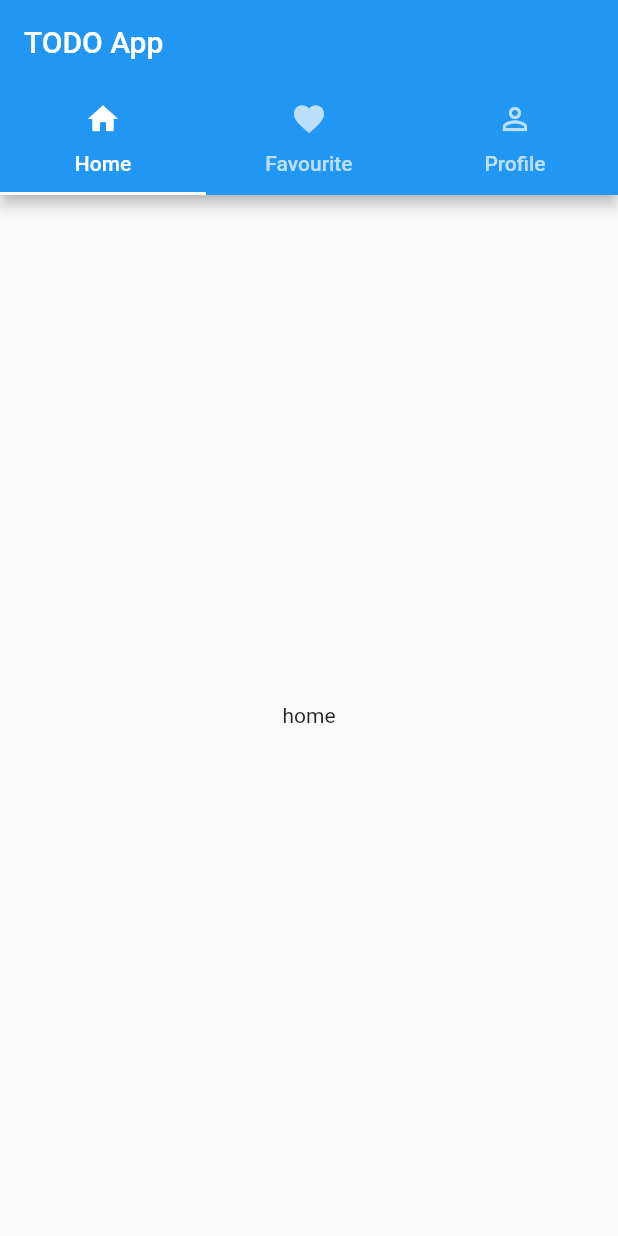
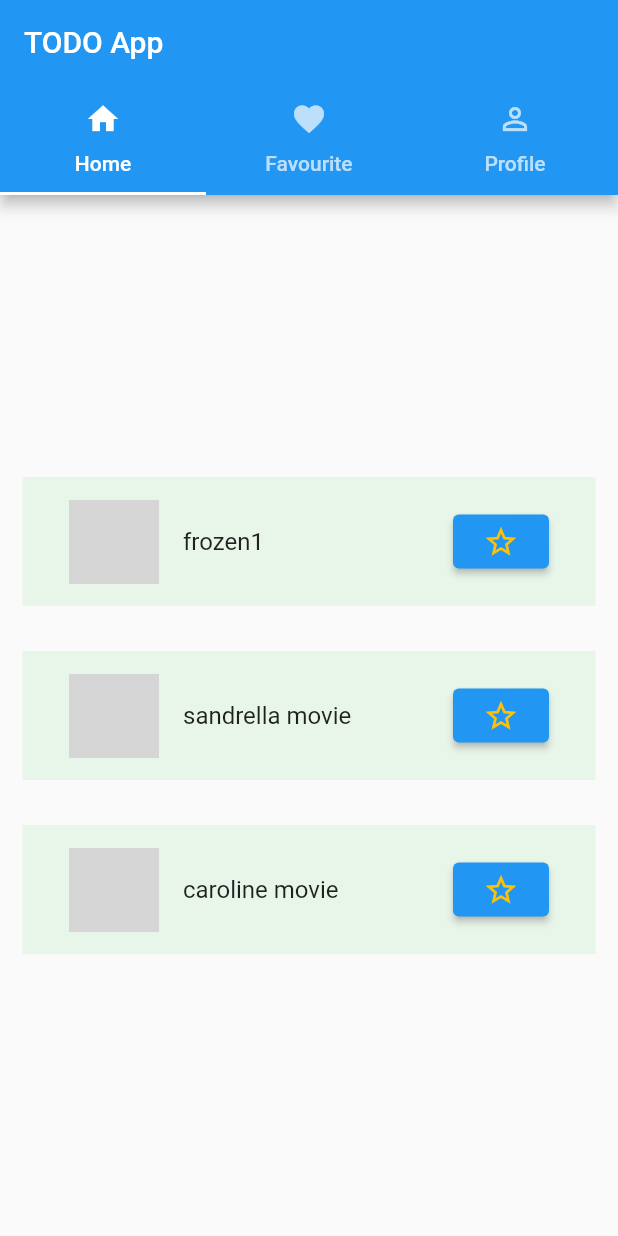
Before and after one commit to 181069/Homework1, a Flutter app: the screen it shows after launch, on a phone screen of 412 x 824 dp. Run offline on Flutter 3.47's test engine with Material 2 defaults, Android fonts, the phone set to English and light mode, and no system bars; network calls fail; grey boxes are pictures that could not be loaded.

Commit message:
third commit

```diff
--- a/lib/main.dart
+++ b/lib/main.dart
@@ -2,6 +2,8 @@ import 'dart:ui';
 
 import 'package:flutter/cupertino.dart';
 import 'package:flutter/material.dart';
+import 'package:flutter_app/res.dart';
+import 'package:flutter_app/resmodel.dart';
 void main() {
   runApp(MaterialApp(home: TodoPage()));
 }
@@ -13,6 +15,13 @@ class TodoPage extends StatefulWidget {
 class _TodoPageState extends State<TodoPage>
     with SingleTickerProviderStateMixin {
   int index = 0;
+  List< ResItem> items = [
+    ResItem(pic: 'https://lumiere-a.akamaihd.net/v1/images/frozen2-wallpaper-1_6e82a1c2.jpeg',Descreption:"frozen1" ,IsChoosen: false),
+    ResItem(pic: 'https://image.winudf.com/v2/image/Y29tLmNpbmRlcmVsbGEuZGlzbmV5cHJpbmNlc3Nfc2NyZWVuXzBfMTUyNTMxOTc2MF8wNzc/screen-0.jpg?fakeurl=1&type=.jpg',Descreption:"sandrella movie" ,IsChoosen: false),
+    ResItem(pic: 'https://wallpaperaccess.com/full/2022704.jpg',Descreption:"caroline movie" ,IsChoosen: false),
+
+  ];
+  List< ResItem> Favitems=[];
   TabController tabController;
   initTabController() {
     tabController = TabController(length: 3, vsync: this);
@@ -54,15 +63,76 @@ class _TodoPageState extends State<TodoPage>
             controller: tabController,
             children: [
               Center(
-                child: Text('home'),
+                child:SingleChildScrollView(
+                  child: Column(
+                      crossAxisAlignment: CrossAxisAlignment.stretch,
+                      children: items.map((e) {
+                        return resmodel(e);
+                      }).toList()),
+                ),
               ),
               Center(
-                child: Text('Favourite'),
+                child: SingleChildScrollView(
+                  child: Column(
+                      crossAxisAlignment: CrossAxisAlignment.stretch,
+                      children: Favitems.map((e) {
+                        return resmodel(e);
+                      }).toList()),
+                ),
               ),
               Center(
-                child: Text('Profile'),
+                child: Text('Ple'),
               ),
             ]),
  );
   }
 }
+class resmodel extends StatefulWidget {
+
+  ResItem res;
+
+  resmodel(this.res);
+
+  @override
+  _resmodelState createState() => _resmodelState();
+}
+
+class _resmodelState extends State<resmodel> {
+  @override
+  Widget build(BuildContext context) {
+    // TODO: implement build
+    return Container(
+        padding: EdgeInsets.all(15),
+        margin: EdgeInsets.all(15),
+        color: Colors.green[50],
+        child: Column(
+          children: [
+            ListTile(
+              title:Text(widget.res.Descreption) ,
+              leading: CircleAvatar(
+                radius: 30.0,
+                backgroundImage:
+                NetworkImage("${widget.res.pic}"),
+                backgroundColor: Colors.transparent,
+              ),
+              trailing : ElevatedButton(onPressed: (){
+
+
+                setState(() {
+                  widget.res.IsChoosen=!widget.res.IsChoosen;
+                });
+              }, child:widget.res.IsChoosen ? Icon(Icons.star,color: Colors.amber ,): Icon(Icons.star_outline,color: Colors.amber) ),
+            ),
+          ],
+
+        ));
+  }
+}
+
+class ResItem{
+  String pic;
+  String Descreption;
+  bool IsChoosen;
+
+  ResItem({this.pic, this.Descreption, this.IsChoosen});
+}
```
